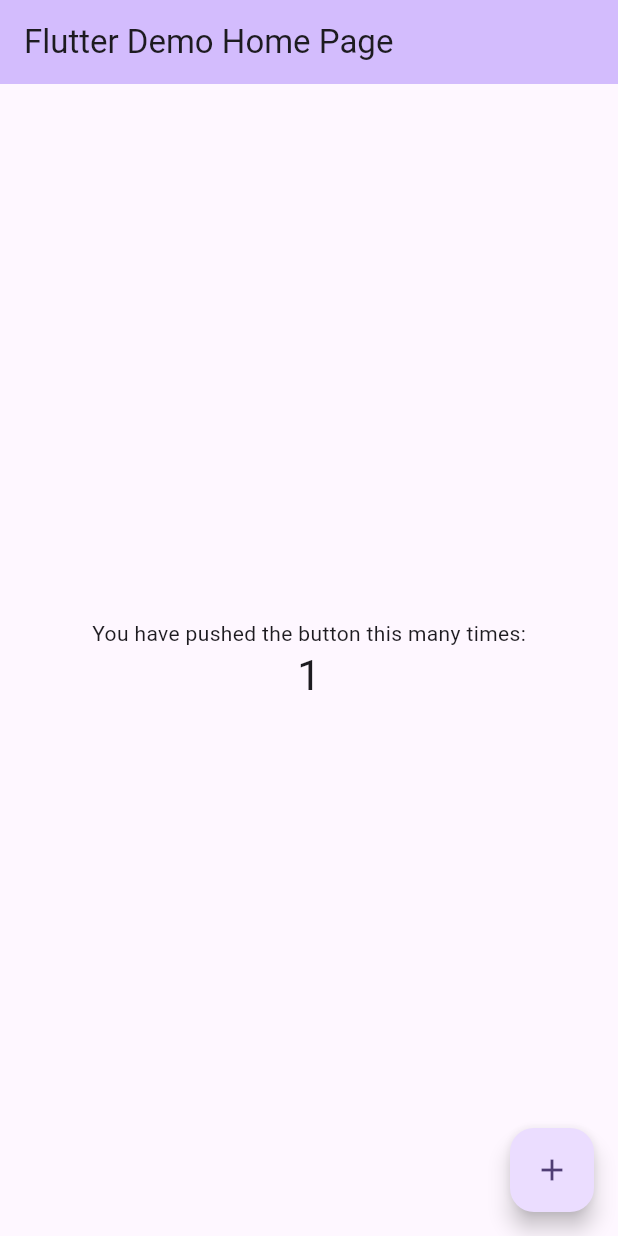
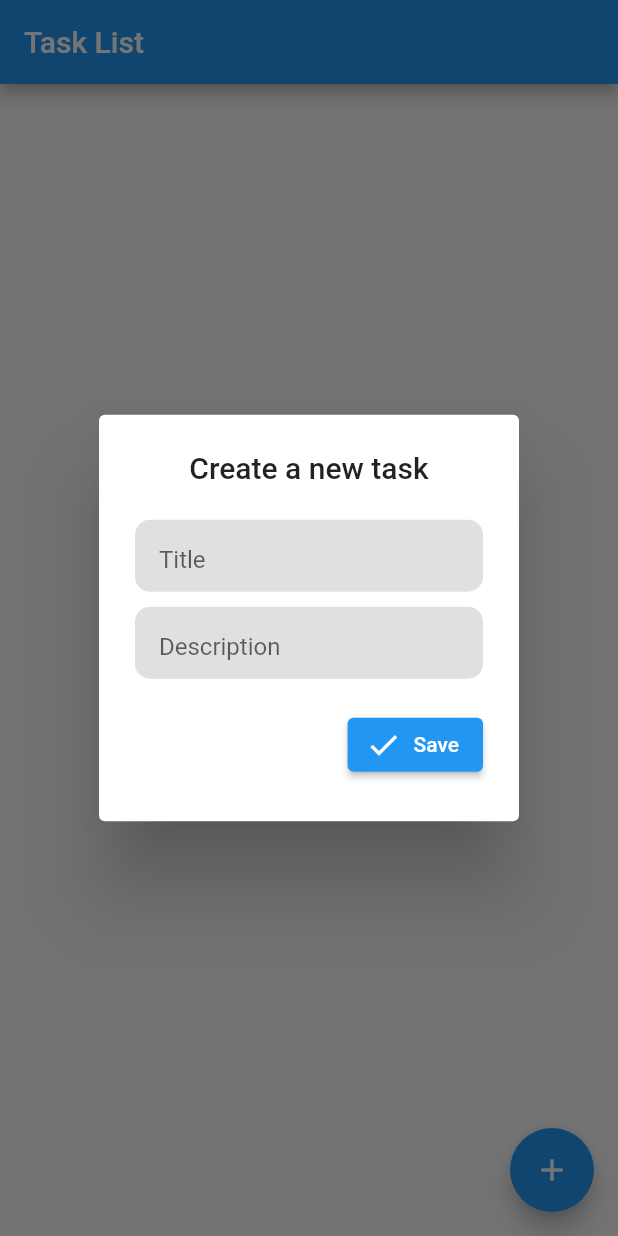
Before and after one commit to LGustavoMaciel/task_clean_arch, a Flutter app: the screen it shows after launch, after a tap on the "add" icon, on a phone screen of 412 x 824 dp. Run offline on Flutter 3.47's test engine with Material 2 defaults, Android fonts, the phone set to English and light mode, and no system bars; our stand-ins replace flutter_mobx, mobx; generated files the repository leaves out were written again.

Commit message:
Clean Arch Task CRUD example

```diff
--- /dev/null
+++ b/lib/app/core/entities/task_entitie.dart
@@ -0,0 +1,11 @@
+class TaskEntity {
+  final int id;
+  final String title;
+  final String description;
+
+  TaskEntity({
+    required this.id,
+    required this.title,
+    required this.description,
+  });
+}
--- /dev/null
+++ b/lib/app/core/repositories/task_repository.dart
@@ -0,0 +1,7 @@
+import 'package:task_clean_arch/app/core/entities/task_entitie.dart';
+
+abstract class TaskRepository {
+  Future<List<TaskEntity>> getTasks();
+  Future<TaskEntity> addTask(TaskEntity task);
+  Future<void> removeTask(int id);
+}
--- /dev/null
+++ b/lib/app/data/repositories/task_repository_impl.dart
@@ -0,0 +1,21 @@
+import 'package:task_clean_arch/app/core/entities/task_entitie.dart';
+import 'package:task_clean_arch/app/core/repositories/task_repository.dart';
+
+class TaskRepositoryImpl implements TaskRepository {
+  List<TaskEntity> tasks = [];
+  @override
+  Future<TaskEntity> addTask(TaskEntity task) async {
+    tasks.add(task);
+    return task;
+  }
+
+  @override
+  Future<List<TaskEntity>> getTasks() async {
+    return tasks;
+  }
+
+  @override
+  Future<void> removeTask(int id) async {
+    tasks.removeWhere((task) => task.id == id);
+  }
+}
--- /dev/null
+++ b/lib/app/presentation/controllers/task_controller.dart
@@ -0,0 +1,30 @@
+import 'package:mobx/mobx.dart';
+import 'package:task_clean_arch/app/core/entities/task_entitie.dart';
+import 'package:task_clean_arch/app/core/repositories/task_repository.dart';
+import 'package:task_clean_arch/app/data/repositories/task_repository_impl.dart';
+part 'task_controller.g.dart';
+
+class TaskController = TaskControllerBase with _$TaskController;
+
+abstract class TaskControllerBase with Store {
+  final TaskRepository _repository = TaskRepositoryImpl();
+
+  @observable
+  ObservableList<TaskEntity> tasks = ObservableList<TaskEntity>();
+
+  @action
+  Future<void> fetchTasks() async {
+    tasks = ObservableList.of(await _repository.getTasks());
+  }
+
+  @action
+  Future<void> addTask(TaskEntity task) async {
+    tasks.add(await _repository.addTask(task));
+  }
+
+  @action
+  Future<void> removeTask(int id) async {
+    await _repository.removeTask(id);
+    tasks.removeWhere((task) => task.id == id);
+  }
+}
--- /dev/null
+++ b/lib/app/presentation/pages/task_page.dart
@@ -0,0 +1,143 @@
+// ignore_for_file: unnecessary_string_interpolations, prefer_const_constructors
+
+import 'package:flutter/material.dart';
+import 'package:flutter_mobx/flutter_mobx.dart';
+import 'package:task_clean_arch/app/core/entities/task_entitie.dart';
+import 'package:task_clean_arch/app/presentation/widgets/custom_textfield.dart';
+
+import '../controllers/task_controller.dart';
+
+class TaskPage extends StatefulWidget {
+  @override
+  _TaskPageState createState() => _TaskPageState();
+}
+
+class _TaskPageState extends State<TaskPage> {
+  final _controller = TaskController();
+  final _titleController = TextEditingController();
+  final _descriptionController = TextEditingController();
+
+  @override
+  void initState() {
+    super.initState();
+    _controller.fetchTasks();
+  }
+
+  @override
+  void dispose() {
+    _titleController.dispose();
+    _descriptionController.dispose();
+    super.dispose();
+  }
+
+  void _addTask() {
+    final title = _titleController.text;
+    final description = _descriptionController.text;
+
+    if (title.isNotEmpty && description.isNotEmpty) {
+      _controller.addTask(TaskEntity(
+        id: DateTime.now().millisecondsSinceEpoch,
+        title: title,
+        description: description,
+      ));
+
+      _titleController.clear();
+      _descriptionController.clear();
+    }
+  }
+
+  void _removeTask(int id) {
+    _controller.removeTask(id);
+  }
+
+  @override
+  Widget build(BuildContext context) {
+    return Scaffold(
+      appBar: AppBar(
+        title: Text('Task List'),
+      ),
+      body: Observer(
+        builder: (_) {
+          if (_controller.tasks.isEmpty) {
+            return Center(
+              child: Text('No tasks yet!'),
+            );
+          } else {
+            return ListView.builder(
+              itemCount: _controller.tasks.length,
+              itemBuilder: (context, index) {
+                final task = _controller.tasks[index];
+                return Card(
+                  elevation: 5,
+                  child: ListTile(
+                    title: Text('Title: ${task.title}'),
+                    subtitle: Column(
+                      crossAxisAlignment: CrossAxisAlignment.start,
+                      children: [
+                        Text('Description: ${task.description}'),
+                        Text('Identifier: ${task.id}'),
+                      ],
+                    ),
+                    trailing: IconButton(
+                      icon: Icon(
+                        Icons.delete,
+                        color: Colors.red,
+                      ),
+                      onPressed: () => _removeTask(task.id),
+                    ),
+                  ),
+                );
+              },
+            );
+          }
+        },
+      ),
+      floatingActionButton: FloatingActionButton(
+        onPressed: () {
+          showDialog(
+              context: context,
+              builder: (_) {
+                return AlertDialog(
+                  title: Align(
+                    alignment: Alignment.center,
+                    child: Text('Create a new task'),
+                  ),
+                  content: Container(
+                    height: 180,
+                    child: Column(
+                      mainAxisAlignment: MainAxisAlignment.center,
+                      children: [
+                        CustomTextField(
+                            hint: 'Title',
+                            onChanged: (value) {
+                              _titleController.text = value;
+                            }),
+                        const SizedBox(height: 10),
+                        CustomTextField(
+                            hint: 'Description',
+                            onChanged: (value) {
+                              _descriptionController.text = value;
+                            }),
+                        const SizedBox(height: 20),
+                        Align(
+                          alignment: Alignment.bottomRight,
+                          child: ElevatedButton.icon(
+                            onPressed: () {
+                              _addTask();
+                              Navigator.of(context).pop();
+                            },
+                            icon: Icon(Icons.check),
+                            label: Text('Save'),
+                          ),
+                        )
+                      ],
+                    ),
+                  ),
+                );
+              });
+        },
+        child: Icon(Icons.add),
+      ),
+    );
+  }
+}
--- /dev/null
+++ b/lib/app/presentation/widgets/custom_textfield.dart
@@ -0,0 +1,52 @@
+import 'package:flutter/material.dart';
+
+class CustomTextField extends StatelessWidget {
+  CustomTextField({
+    required this.hint,
+    this.prefix,
+    this.suffix,
+    this.obscure = false,
+    this.textInputType,
+    required this.onChanged,
+    this.enabled = true,
+    this.focus = false,
+    this.controller,
+  });
+
+  final TextEditingController? controller;
+  final String hint;
+  final Widget? prefix;
+  final Widget? suffix;
+  final bool obscure;
+  final TextInputType? textInputType;
+  final Function(String) onChanged;
+  final bool enabled;
+  final bool focus;
+
+  @override
+  Widget build(BuildContext context) {
+    return Container(
+      decoration: BoxDecoration(
+        shape: BoxShape.rectangle,
+        color: Colors.grey[300],
+        borderRadius: BorderRadius.circular(10),
+      ),
+      padding: prefix != null ? null : const EdgeInsets.only(left: 16),
+      child: TextField(
+        autofocus: focus,
+        controller: controller,
+        obscureText: obscure,
+        keyboardType: textInputType,
+        onChanged: onChanged,
+        enabled: enabled,
+        decoration: InputDecoration(
+          hintText: hint,
+          border: InputBorder.none,
+          prefixIcon: prefix,
+          suffixIcon: suffix,
+        ),
+        textAlignVertical: TextAlignVertical.center,
+      ),
+    );
+  }
+}
--- a/lib/main.dart
+++ b/lib/main.dart
@@ -1,4 +1,5 @@
 import 'package:flutter/material.dart';
+import 'package:task_clean_arch/app/presentation/pages/task_page.dart';
 
 void main() {
   runApp(const MyApp());
@@ -7,119 +8,10 @@ void main() {
 class MyApp extends StatelessWidget {
   const MyApp({super.key});
 
-  // This widget is the root of your application.
   @override
   Widget build(BuildContext context) {
     return MaterialApp(
-      title: 'Flutter Demo',
-      theme: ThemeData(
-        // This is the theme of your application.
-        //
-        // TRY THIS: Try running your application with "flutter run". You'll see
-        // the application has a blue toolbar. Then, without quitting the app,
-        // try changing the seedColor in the colorScheme below to Colors.green
-        // and then invoke "hot reload" (save your changes or press the "hot
-        // reload" button in a Flutter-supported IDE, or press "r" if you used
-        // the command line to start the app).
-        //
-        // Notice that the counter didn't reset back to zero; the application
-        // state is not lost during the reload. To reset the state, use hot
-        // restart instead.
-        //
-        // This works for code too, not just values: Most code changes can be
-        // tested with just a hot reload.
-        colorScheme: ColorScheme.fromSeed(seedColor: Colors.deepPurple),
-        useMaterial3: true,
-      ),
-      home: const MyHomePage(title: 'Flutter Demo Home Page'),
+      home: TaskPage(),
     );
   }
 }
-
-class MyHomePage extends StatefulWidget {
-  const MyHomePage({super.key, required this.title});
-
-  // This widget is the home page of your application. It is stateful, meaning
-  // that it has a State object (defined below) that contains fields that affect
-  // how it looks.
-
-  // This class is the configuration for the state. It holds the values (in this
-  // case the title) provided by the parent (in this case the App widget) and
-  // used by the build method of the State. Fields in a Widget subclass are
-  // always marked "final".
-
-  final String title;
-
-  @override
-  State<MyHomePage> createState() => _MyHomePageState();
-}
-
-class _MyHomePageState extends State<MyHomePage> {
-  int _counter = 0;
-
-  void _incrementCounter() {
-    setState(() {
-      // This call to setState tells the Flutter framework that something has
-      // changed in this State, which causes it to rerun the build method below
-      // so that the display can reflect the updated values. If we changed
-      // _counter without calling setState(), then the build method would not be
-      // called again, and so nothing would appear to happen.
-      _counter++;
-    });
-  }
-
-  @override
-  Widget build(BuildContext context) {
-    // This method is rerun every time setState is called, for instance as done
-    // by the _incrementCounter method above.
-    //
-    // The Flutter framework has been optimized to make rerunning build methods
-    // fast, so that you can just rebuild anything that needs updating rather
-    // than having to individually change instances of widgets.
-    return Scaffold(
-      appBar: AppBar(
-        // TRY THIS: Try changing the color here to a specific color (to
-        // Colors.amber, perhaps?) and trigger a hot reload to see the AppBar
-        // change color while the other colors stay the same.
-        backgroundColor: Theme.of(context).colorScheme.inversePrimary,
-        // Here we take the value from the MyHomePage object that was created by
-        // the App.build method, and use it to set our appbar title.
-        title: Text(widget.title),
-      ),
-      body: Center(
-        // Center is a layout widget. It takes a single child and positions it
-        // in the middle of the parent.
-        child: Column(
-          // Column is also a layout widget. It takes a list of children and
-          // arranges them vertically. By default, it sizes itself to fit its
-          // children horizontally, and tries to be as tall as its parent.
-          //
-          // Column has various properties to control how it sizes itself and
-          // how it positions its children. Here we use mainAxisAlignment to
-          // center the children vertically; the main axis here is the vertical
-          // axis because Columns are vertical (the cross axis would be
-          // horizontal).
-          //
-          // TRY THIS: Invoke "debug painting" (choose the "Toggle Debug Paint"
-          // action in the IDE, or press "p" in the console), to see the
-          // wireframe for each widget.
-          mainAxisAlignment: MainAxisAlignment.center,
-          children: <Widget>[
-            const Text(
-              'You have pushed the button this many times:',
-            ),
-            Text(
-              '$_counter',
-              style: Theme.of(context).textTheme.headlineMedium,
-            ),
-          ],
-        ),
-      ),
-      floatingActionButton: FloatingActionButton(
-        onPressed: _incrementCounter,
-        tooltip: 'Increment',
-        child: const Icon(Icons.add),
-      ), // This trailing comma makes auto-formatting nicer for build methods.
-    );
-  }
-}
--- a/pubspec.yaml
+++ b/pubspec.yaml
@@ -35,6 +35,9 @@ dependencies:
   # The following adds the Cupertino Icons font to your application.
   # Use with the CupertinoIcons class for iOS style icons.
   cupertino_icons: ^1.0.2
+  mobx: ^2.2.0
+  mobx_codegen: ^2.3.0
+  flutter_mobx: ^2.0.6+5
 
 dev_dependencies:
   flutter_test:
@@ -46,6 +49,7 @@ dev_dependencies:
   # package. See that file for information about deactivating specific lint
   # rules and activating additional ones.
   flutter_lints: ^2.0.0
+  build_runner: ^2.4.6
 
 # For information on the generic Dart part of this file, see the
 # following page: https://dart.dev/tools/pub/pubspec
```
Also changed, not shown: lib/app/presentation/controllers/task_controller.g.dart (added), pubspec.lock, 1 other file.
